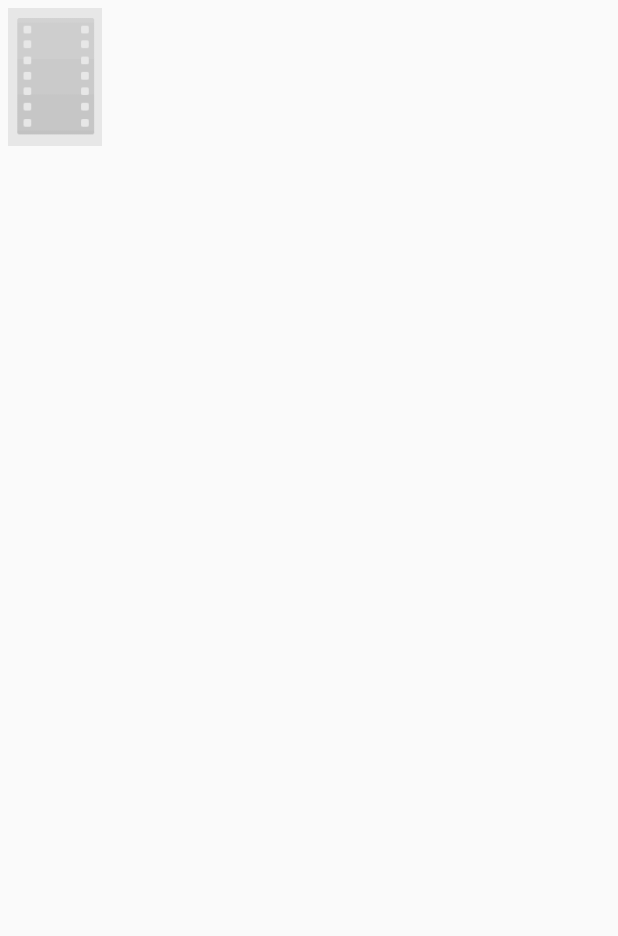
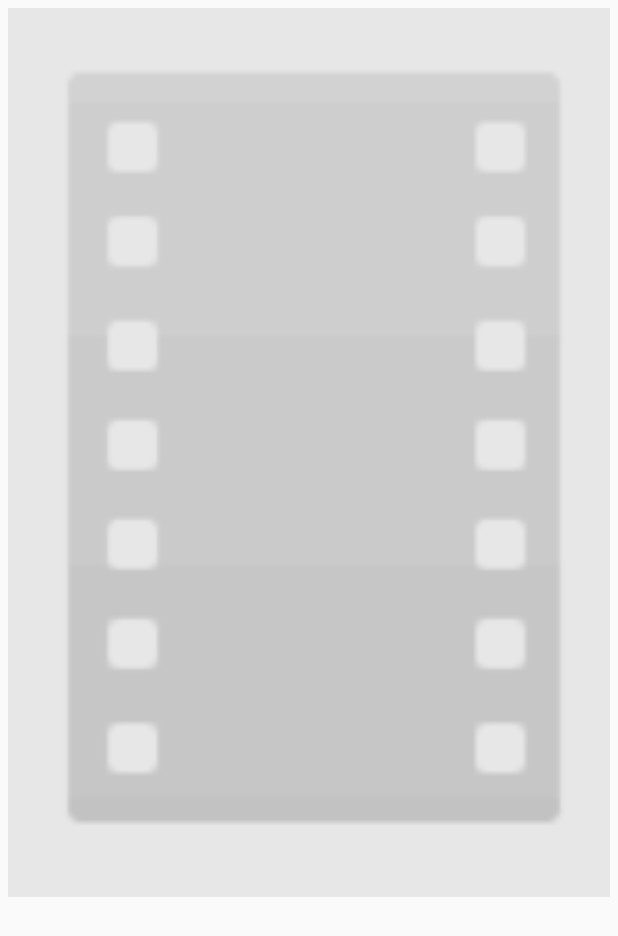
Before and after one commit to ranjitsih/PopularMovie, an Android app: the layout adapter_item.xml on its own in the app's theme, with its tools: preview values and no code run, on a phone screen of 412 x 824 dp. Shown: the top 936 px of the screen. Run offline under Robolectric (Android 15) with nearby library versions, the phone set to English and light mode, and no system bars.

Commit message:
make full size

```diff
--- a/app/src/main/res/layout/activity_main.xml
+++ b/app/src/main/res/layout/activity_main.xml
@@ -7,12 +7,12 @@
 
     <ListView
         android:id="@+id/lvMovies"
-        android:layout_width="match_parent"
+        android:layout_width="fill_parent"
         android:layout_height="wrap_content"
         android:layout_alignParentBottom="true"
         android:layout_alignParentLeft="true"
         android:layout_alignParentRight="true"
-        android:layout_alignParentTop="true" >
+        android:adjustViewBounds="true">
 
     </ListView>
 
--- a/app/src/main/res/layout/adapter_item.xml
+++ b/app/src/main/res/layout/adapter_item.xml
@@ -5,16 +5,14 @@
     android:gravity="top"
     android:padding="5dp" >
 
-    <!-- @drawable/large_movie_poster sourced from
-         http://content8.flixster.com/movie/11/15/86/11158674_pro.jpg -->
     <ImageView
         android:id="@+id/ivPosterImage"
-        android:layout_width="wrap_content"
+        android:layout_width="fill_parent"
         android:layout_height="wrap_content"
         android:layout_alignParentLeft="true"
         android:layout_alignParentTop="true"
-        android:maxHeight="93dp"
-        android:scaleType="fitXY"
+
+
         android:adjustViewBounds="true"
         android:contentDescription="poster image"
         android:src="@drawable/large_movie_poster" />
```
